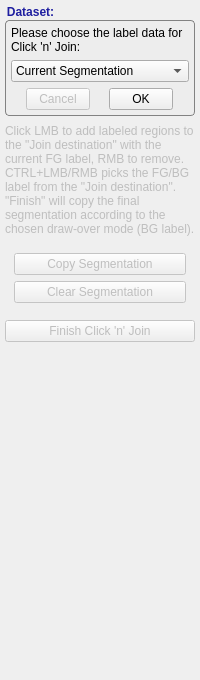
Old version of the form GUI/Qt/Components/JoinDataPanel.ui in the repository pyushkevich/itksnap.
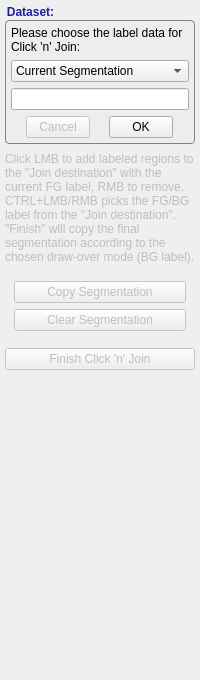
New version of the form.

Commit message: basic implementation of loading an external segementation image into Jsrc for CnJ mode

What changed in the file:
```diff
--- a/GUI/Qt/Components/JoinDataPanel.ui
+++ b/GUI/Qt/Components/JoinDataPanel.ui
@@ -142,6 +142,9 @@
             </item>
            </widget>
           </item>
+          <item>
+           <widget class="QLineEdit" name="JsrcInputFileName"/>
+          </item>
           <item>
            <widget class="QWidget" name="widget_9" native="true">
             <layout class="QHBoxLayout" name="horizontalLayout_9">
```
The commit also changes 4 other files.
